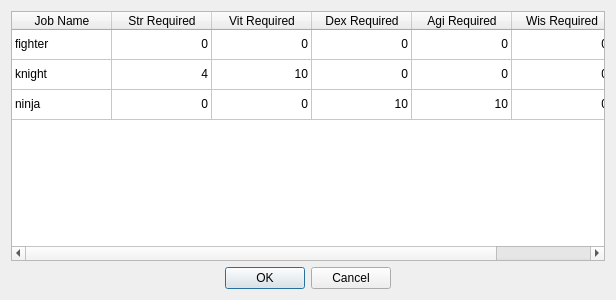
The window that forms/selectjobdialog.ui (SamuelPossamai/SimpleGameOfMine) describes before a commit, drawn with Qt 5.
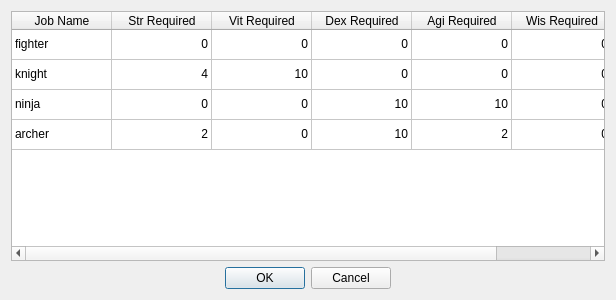
The same window after the commit.

Commit message: New class added: Archer

What changed in the file:
```diff
--- a/forms/selectjobdialog.ui
+++ b/forms/selectjobdialog.ui
@@ -46,6 +46,11 @@
        <string>Ninja</string>
       </property>
      </row>
+     <row>
+      <property name="text">
+       <string>Archer</string>
+      </property>
+     </row>
      <column>
       <property name="text">
        <string>Job Name</string>
@@ -211,6 +216,51 @@
        <set>AlignTrailing|AlignVCenter</set>
       </property>
      </item>
+     <item row="3" column="0">
+      <property name="text">
+       <string>archer</string>
+      </property>
+     </item>
+     <item row="3" column="1">
+      <property name="text">
+       <string>2</string>
+      </property>
+      <property name="textAlignment">
+       <set>AlignTrailing|AlignVCenter</set>
+      </property>
+     </item>
+     <item row="3" column="2">
+      <property name="text">
+       <string>0</string>
+      </property>
+      <property name="textAlignment">
+       <set>AlignTrailing|AlignVCenter</set>
+      </property>
+     </item>
+     <item row="3" column="3">
+      <property name="text">
+       <string>10</string>
+      </property>
+      <property name="textAlignment">
+       <set>AlignTrailing|AlignVCenter</set>
+      </property>
+     </item>
+     <item row="3" column="4">
+      <property name="text">
+       <string>2</string>
+      </property>
+      <property name="textAlignment">
+       <set>AlignTrailing|AlignVCenter</set>
+      </property>
+     </item>
+     <item row="3" column="5">
+      <property name="text">
+       <string>0</string>
+      </property>
+      <property name="textAlignment">
+       <set>AlignTrailing|AlignVCenter</set>
+      </property>
+     </item>
     </widget>
    </item>
    <item>
```
The commit also changes 64 other files.
